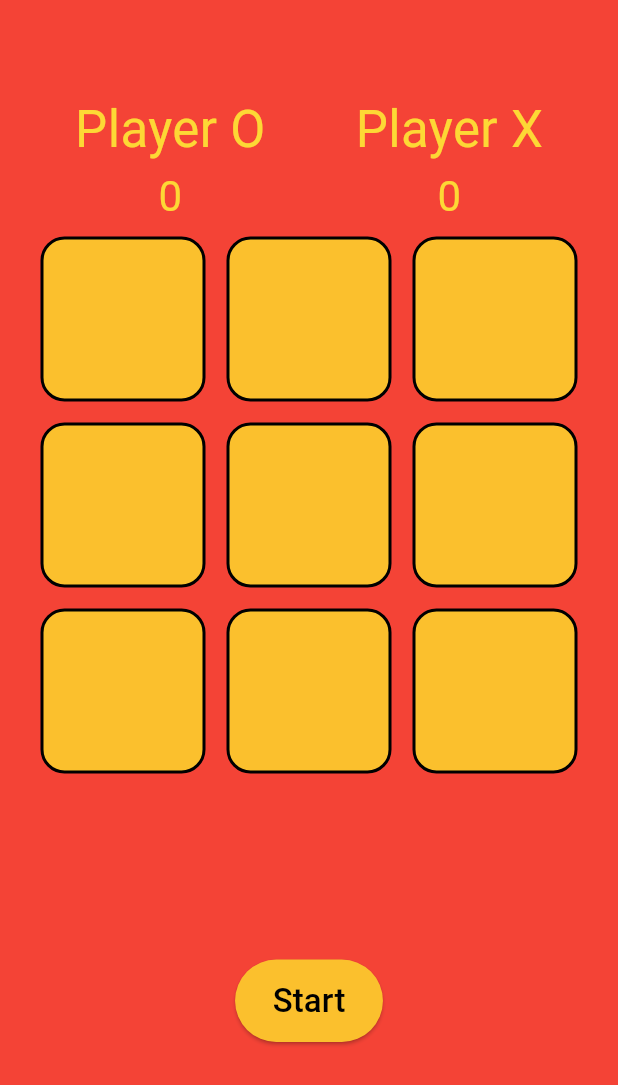
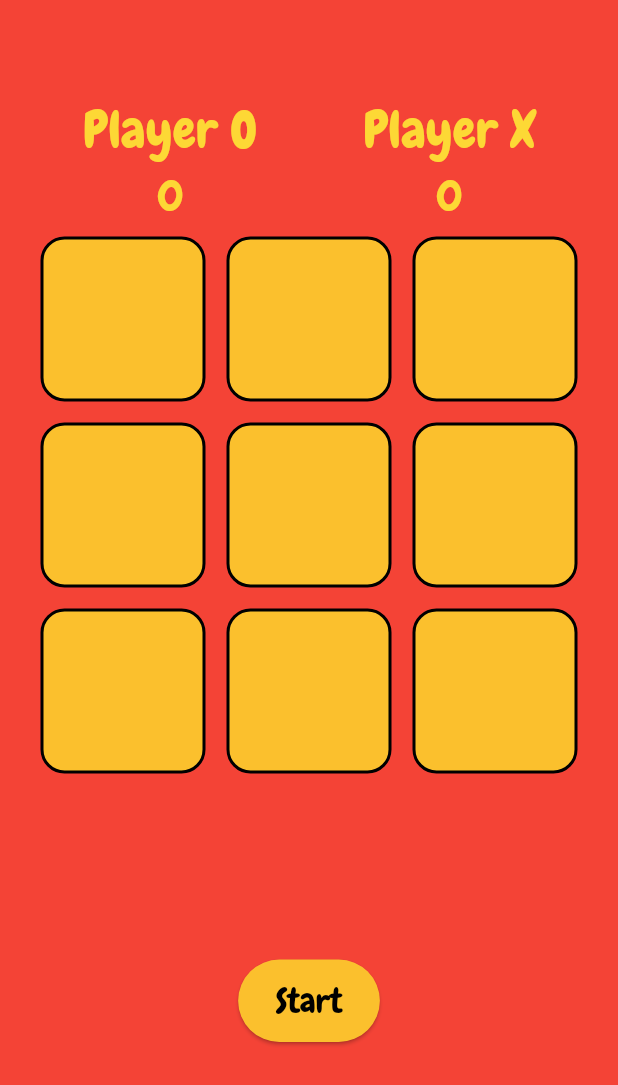
Before and after one commit to AbeerPanwar/Tic-Tac-Toe-Game, a Flutter app: the screen it shows after launch, on a phone screen of 412 x 824 dp. Shown: the top 1085 px of the screen. Run offline on Flutter 3.47's test engine with Material 3 defaults, Android fonts, the phone set to English and light mode, and no system bars.

Commit message:
fixed the font theme glitch

```diff
--- a/lib/home_page.dart
+++ b/lib/home_page.dart
@@ -1,7 +1,5 @@
 import 'dart:async';
 import 'package:flutter/material.dart';
-import 'package:google_fonts/google_fonts.dart';
-
 class TicTacToeHomePagState extends StatefulWidget {
   const TicTacToeHomePagState({super.key});
 
@@ -62,11 +60,11 @@ class _TicTacToeHomePagStateState extends State<TicTacToeHomePagState> {
                     children: [
                       Text(
                         'Player O',
-                        style: GoogleFonts.chewy(textStyle: TextStyle(fontSize: 34,color: Colors.yellow.shade600)),
+                        style: TextStyle(fontSize: 34,color: Colors.yellow.shade600),
                       ),
                       Text(
                         oScore.toString(),
-                        style: GoogleFonts.chewy(textStyle: TextStyle(fontSize: 28,color: Colors.yellow.shade600)),
+                        style: TextStyle(fontSize: 28,color: Colors.yellow.shade600),
                       ),
                     ],
                   ),
@@ -75,11 +73,11 @@ class _TicTacToeHomePagStateState extends State<TicTacToeHomePagState> {
                     children: [
                       Text(
                         'Player X',
-                        style: GoogleFonts.chewy(textStyle: TextStyle(fontSize: 34,color: Colors.yellow.shade600)),
+                        style: TextStyle(fontSize: 34,color: Colors.yellow.shade600),
                       ),
                       Text(
                         xScore.toString(),
-                        style: GoogleFonts.chewy(textStyle: TextStyle(fontSize: 28,color: Colors.yellow.shade600))
+                        style: TextStyle(fontSize: 28,color: Colors.yellow.shade600)
                       ),
                     ],
                   ),
@@ -110,13 +108,12 @@ class _TicTacToeHomePagStateState extends State<TicTacToeHomePagState> {
                         ),
                         child: Text(
                           displaySign[index],
-                          style: GoogleFonts.knewave(
-                            textStyle: TextStyle(
+                          style: TextStyle(
+                            fontFamily: 'Knewave',
                             fontSize: 64,
                             fontWeight: FontWeight.bold,
                             color: displaySign[index] == 'X'? Colors.blue.shade800 : Colors.red.shade700,
                             ),
-                          ),
                         ),
                       ),
                     ) ,
@@ -133,7 +130,7 @@ class _TicTacToeHomePagStateState extends State<TicTacToeHomePagState> {
                   ),
                   Text(
                     result ,
-                    style: GoogleFonts.chewy(textStyle: TextStyle(fontSize: 40, color: Colors.yellow.shade600)),
+                    style: TextStyle(fontSize: 40, color: Colors.yellow.shade600),
                   ),
                   SizedBox(
                     height: 20,
@@ -303,7 +300,7 @@ class _TicTacToeHomePagStateState extends State<TicTacToeHomePagState> {
           Center(
             child: Text(
               '$time',
-              style: GoogleFonts.chewy(textStyle: TextStyle(fontSize: 35,color: Colors.black)),
+              style: TextStyle(fontSize: 35,color: Colors.black),
             ),
           )
         ],
@@ -321,7 +318,7 @@ class _TicTacToeHomePagStateState extends State<TicTacToeHomePagState> {
       },
       child: Text(
         attempts == 0? 'Start' : 'Play Again !',
-        style: GoogleFonts.chewy(textStyle: TextStyle(fontSize: 22, color: Colors.black)),
+        style: TextStyle(fontSize: 22, color: Colors.black),
       ),
     );
   }
--- a/lib/main.dart
+++ b/lib/main.dart
@@ -12,6 +12,9 @@ class MyApp extends StatelessWidget {
   Widget build(BuildContext context) {
     return MaterialApp(
       debugShowCheckedModeBanner: false,
+      theme: ThemeData(
+        fontFamily: 'Chewy'
+      ),
       home: TicTacToeHomePagState()
     );
   }
```
Also changed, not shown: pubspec.yaml (+9 -12 lines), assets/fonts/Chewy-Regular.ttf (added), assets/fonts/Knewave-Regular.ttf (added), pubspec.lock, 2 other files.
